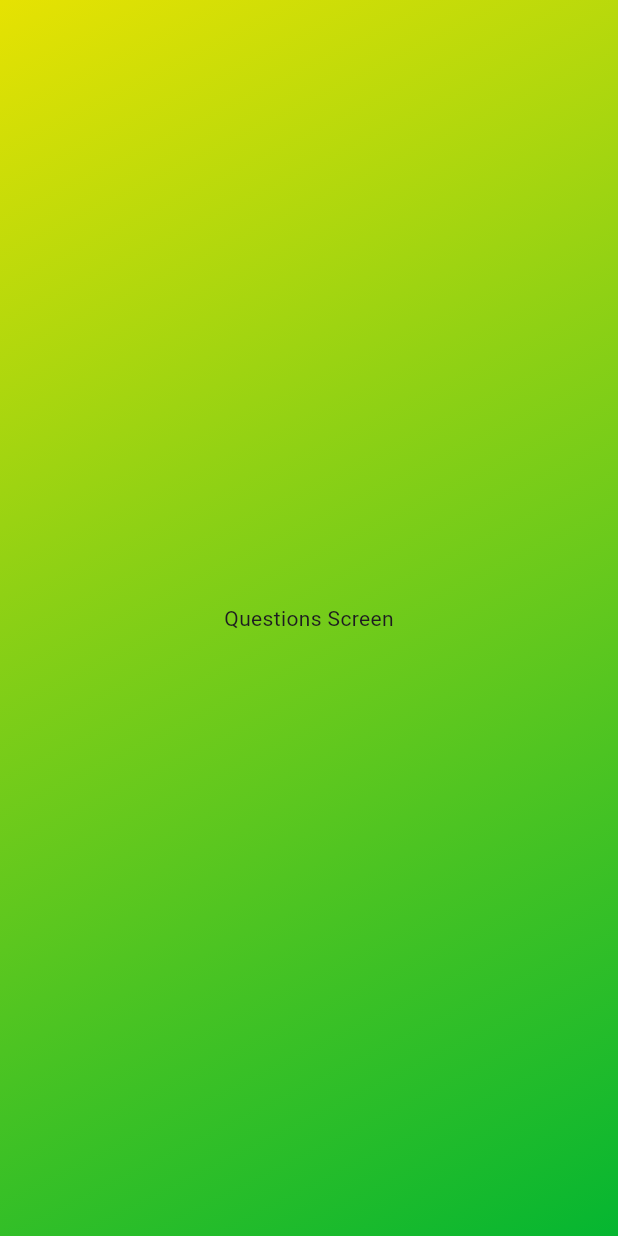
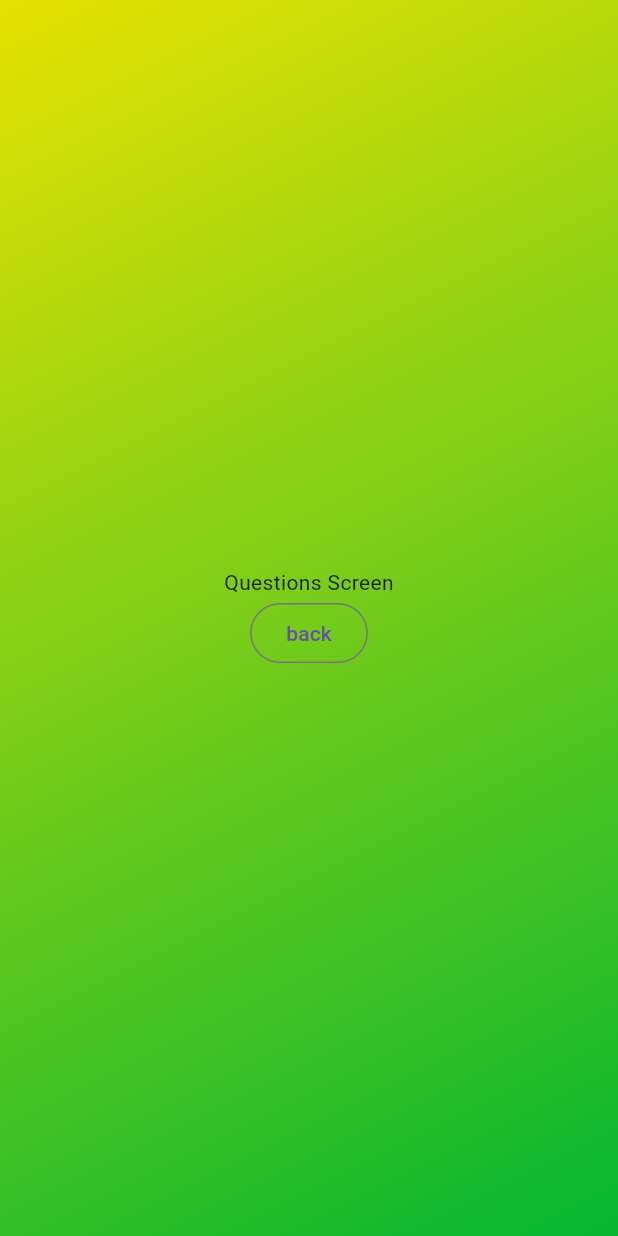
Before and after one commit to kalims-sahebi/flutter-quiz-app, a Flutter app: the screen it shows after launch, after a tap on "Start Quiz", on a phone screen of 412 x 824 dp. Run offline on Flutter 3.47's test engine with Material 3 defaults, Android fonts, the phone set to English and light mode, and no system bars.

```diff
--- /dev/null
+++ b/lib/data/questions.dart
@@ -0,0 +1,55 @@
+import 'package:flutter_quiz_app/models/question_model.dart';
+
+const questions = [
+  QuestionModel(
+    'What are the main building blocks of Flutter UIs?',
+    [
+      'Widgets',
+      'Components',
+      'Blocks',
+      'Functions',
+    ],
+  ),
+  QuestionModel('How are Flutter UIs built?', [
+    'By combining widgets in code',
+    'By combining widgets in a visual editor',
+    'By defining widgets in config files',
+    'By using XCode for iOS and Android Studio for Android',
+  ]),
+  QuestionModel(
+    'What\'s the purpose of a StatefulWidget?',
+    [
+      'Update UI as data changes',
+      'Update data as UI changes',
+      'Ignore data changes',
+      'Render UI that does not depend on data',
+    ],
+  ),
+  QuestionModel(
+    'Which widget should you try to use more often: StatelessWidget or StatefulWidget?',
+    [
+      'StatelessWidget',
+      'StatefulWidget',
+      'Both are equally good',
+      'None of the above',
+    ],
+  ),
+  QuestionModel(
+    'What happens if you change data in a StatelessWidget?',
+    [
+      'The UI is not updated',
+      'The UI is updated',
+      'The closest StatefulWidget is updated',
+      'Any nested StatefulWidgets are updated',
+    ],
+  ),
+  QuestionModel(
+    'How should you update data inside of StatefulWidgets?',
+    [
+      'By calling setState()',
+      'By calling updateData()',
+      'By calling updateUI()',
+      'By calling updateState()',
+    ],
+  ),
+];
--- /dev/null
+++ b/lib/models/question_model.dart
@@ -0,0 +1,5 @@
+class QuestionModel {
+  const QuestionModel(this.question, this.answers);
+  final String question;
+  final List<String> answers;
+}
--- a/lib/questions_screen.dart
+++ b/lib/questions_screen.dart
@@ -2,6 +2,9 @@ import 'package:flutter/material.dart';
 
 class QuestionsScreen extends StatefulWidget {
   const QuestionsScreen({super.key});
+  // const QuestionsScreen(this.back, {super.key});
+  // final void Function() back;
+  // const QuestionsScreen({required this.back,super.key});
   @override
   State<QuestionsScreen> createState() {
     return _QuestionsScreenState();
@@ -11,6 +14,15 @@ class QuestionsScreen extends StatefulWidget {
 class _QuestionsScreenState extends State<QuestionsScreen> {
   @override
   Widget build(context) {
-    return const Text('Questions Screen');
+    return Column(
+      mainAxisSize: MainAxisSize.min,
+      children: [
+        const Text('Questions Screen'),
+        OutlinedButton.icon(
+          onPressed: () {},
+          label: const Text('back'),
+        ),
+      ],
+    );
   }
 }
--- a/lib/quiz.dart
+++ b/lib/quiz.dart
@@ -5,6 +5,7 @@ import 'package:flutter_quiz_app/questions_screen.dart';
 
 class Quiz extends StatefulWidget {
   const Quiz({super.key});
+
   @override
   State<Quiz> createState() {
     return _QuizState();
@@ -12,21 +13,26 @@ class Quiz extends StatefulWidget {
 }
 
 class _QuizState extends State<Quiz> {
-  Widget? activeScreen;
-  @override
-  void initState() {
-    activeScreen = FirstScreen(switchScreen);
-    super.initState();
-  }
-
+  var activeScreen = 'start-screen';
+// @override
+  // void initState() {
+  //   activeScreen = FirstScreen(switchScreen);
+  //   super.initState();
+  // }
   void switchScreen() {
     setState(() {
-      activeScreen = const QuestionsScreen();
+      activeScreen = 'questions-screen';
     });
   }
 
   @override
   Widget build(context) {
+    Widget screenWidget = FirstScreen(switchScreen);
+
+    if (activeScreen == 'questions-screen') {
+      screenWidget = const QuestionsScreen();
+    }
+
     return MaterialApp(
       home: Scaffold(
         body: Container(
@@ -41,7 +47,7 @@ class _QuizState extends State<Quiz> {
               end: Alignment.bottomRight,
             ),
           ),
-          child: activeScreen,
+          child: screenWidget,
         ),
       ),
     );
```
Also changed, not shown: flutter_02.png (added), flutter_03.png (added), flutter_04.png (added), flutter_05.png (added), flutter_06.png (added).
